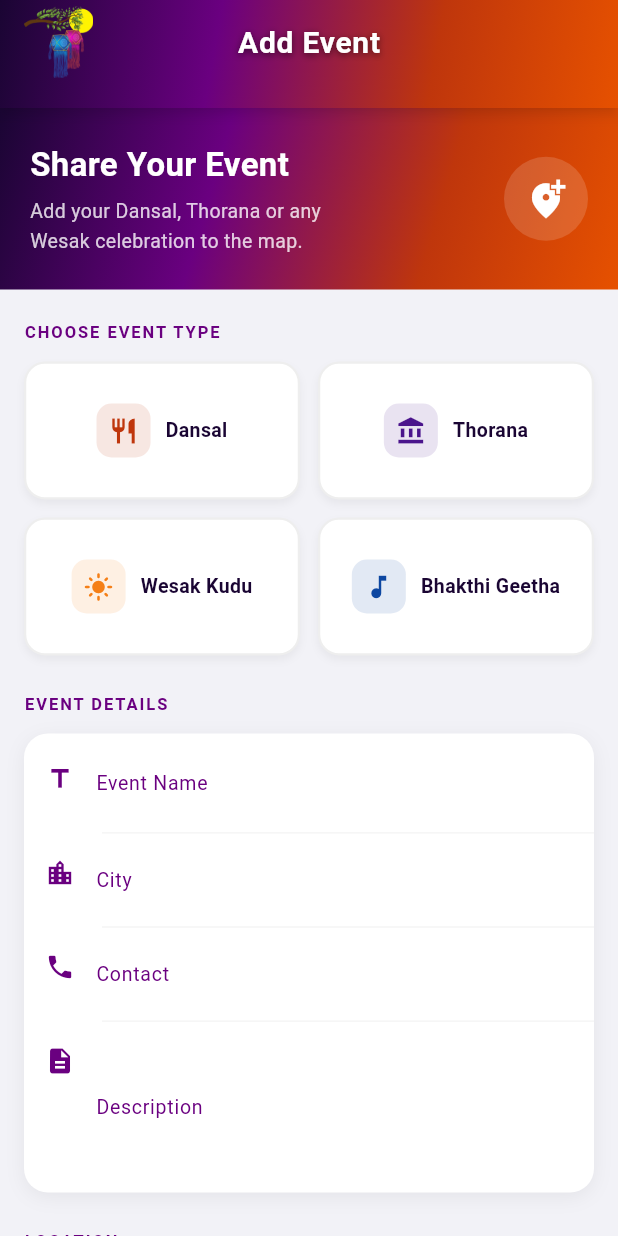
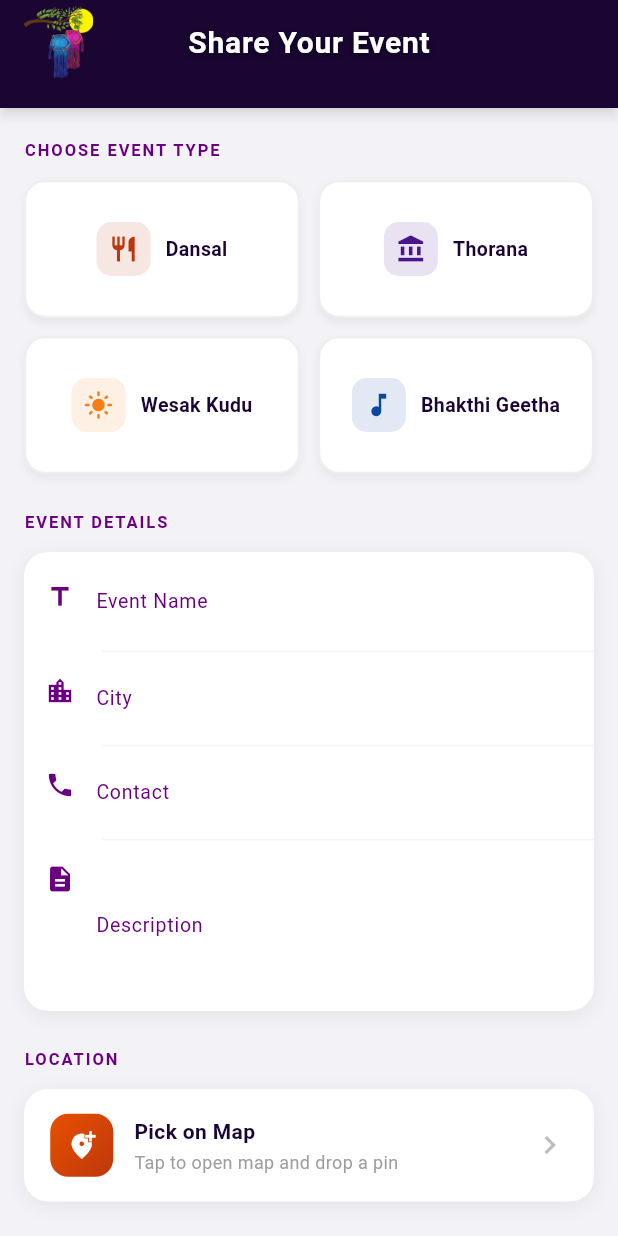
Before and after one commit to VimarshanaBandara/Wesak, a Flutter app: the AddEventScreen screen opened directly, on a phone screen of 412 x 824 dp. Run offline on Flutter 3.47's test engine with Material 3 defaults, Android fonts, the phone set to English and light mode, and no system bars; our stand-ins replace cloud_firestore, firebase_auth, firebase_core, firebase_storage, flutter_map, geolocator and 4 more; accounts and stored records are empty.

Commit message:
change app bar design

```diff
--- a/lib/screens/add_event_screen.dart
+++ b/lib/screens/add_event_screen.dart
@@ -184,12 +184,11 @@ class _AddEventScreenState extends State<AddEventScreen> {
 
     return Scaffold(
       backgroundColor: const Color(0xFFF2F2F7),
-      appBar: const WesakAppBar(title: 'Add Event'),
+      appBar: const WesakAppBar(title: 'Share Your Event'),
       body: SingleChildScrollView(
         child: Column(
           crossAxisAlignment: CrossAxisAlignment.start,
           children: [
-            _buildHeaderBanner(),
             Padding(
               padding: const EdgeInsets.fromLTRB(16, 20, 16, 0),
               child: Form(
@@ -257,65 +256,6 @@ class _AddEventScreenState extends State<AddEventScreen> {
     );
   }
 
-  // ── Header ──────────────────────────────────────────────────────────────────
-
-  Widget _buildHeaderBanner() {
-    return Container(
-      width: double.infinity,
-      padding: const EdgeInsets.symmetric(horizontal: 20, vertical: 22),
-      decoration: const BoxDecoration(
-        gradient: LinearGradient(
-          begin: Alignment.topLeft,
-          end: Alignment.bottomRight,
-          colors: [
-            Color(0xFF1A0533),
-            Color(0xFF6A0080),
-            Color(0xFFBF360C),
-            Color(0xFFE65100),
-          ],
-          stops: [0.0, 0.35, 0.7, 1.0],
-        ),
-      ),
-      child: Row(
-        children: [
-          Expanded(
-            child: Column(
-              crossAxisAlignment: CrossAxisAlignment.start,
-              children: [
-                const Text(
-                  'Share Your Event',
-                  style: TextStyle(
-                    color: Colors.white,
-                    fontSize: 22,
-                    fontWeight: FontWeight.bold,
-                  ),
-                ),
-                const SizedBox(height: 6),
-                Text(
-                  'Add your Dansal, Thorana or any\nWesak celebration to the map.',
-                  style: TextStyle(
-                    color: Colors.white.withValues(alpha: 0.8),
-                    fontSize: 13,
-                    height: 1.5,
-                  ),
-                ),
-              ],
-            ),
-          ),
-          Container(
-            width: 56,
-            height: 56,
-            decoration: BoxDecoration(
-              color: Colors.white.withValues(alpha: 0.15),
-              shape: BoxShape.circle,
-            ),
-            child: const Icon(Icons.add_location_alt,
-                color: Colors.white, size: 28),
-          ),
-        ],
-      ),
-    );
-  }
 
   // ── Type grid ───────────────────────────────────────────────────────────────
 
--- a/lib/widgets/wesak_app_bar.dart
+++ b/lib/widgets/wesak_app_bar.dart
@@ -28,21 +28,8 @@ class WesakAppBar extends StatelessWidget implements PreferredSizeWidget {
       // Logo ට extra width
       leadingWidth: 72,
 
-      // Wesak 5-color Buddhist flag inspired gradient
       flexibleSpace: Container(
-        decoration: const BoxDecoration(
-          gradient: LinearGradient(
-            begin: Alignment.topLeft,
-            end: Alignment.bottomRight,
-            colors: [
-              Color(0xFF1A0533), // Deep violet - left top
-              Color(0xFF6A0080), // Rich purple - mid
-              Color(0xFFBF360C), // Deep saffron - right
-              Color(0xFFE65100), // Saffron orange - bottom right
-            ],
-            stops: [0.0, 0.35, 0.7, 1.0],
-          ),
-        ),
+        color: const Color(0xFF1A0533),
       ),
 
       // Logo left - bigger with minimal padding
```
